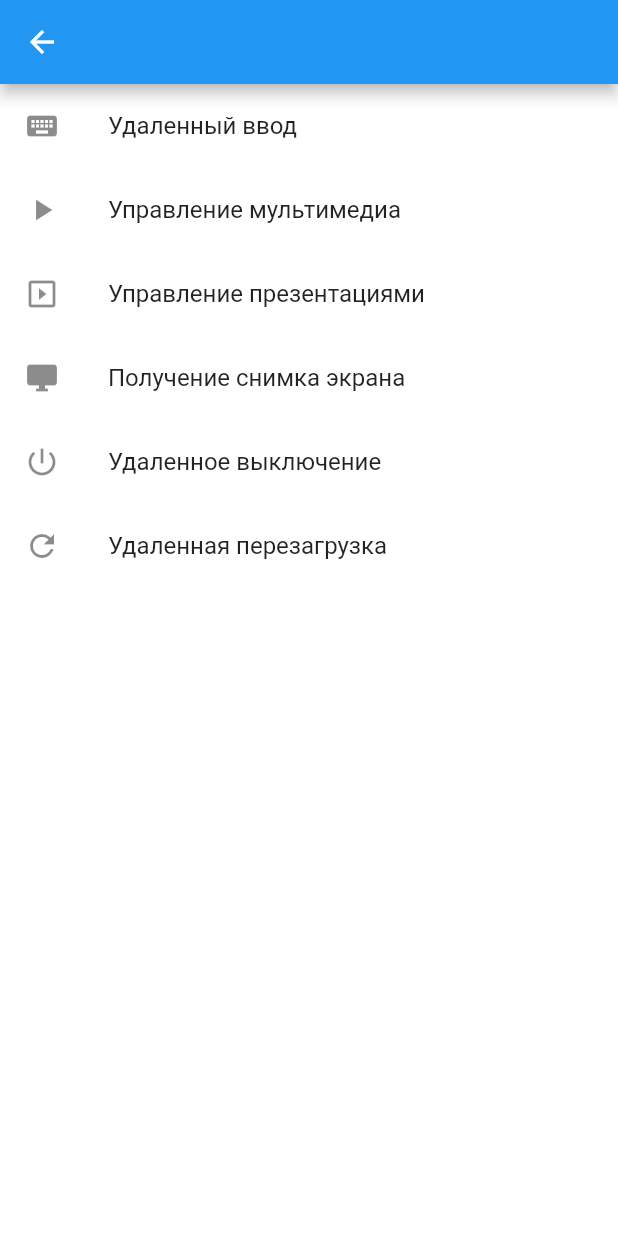
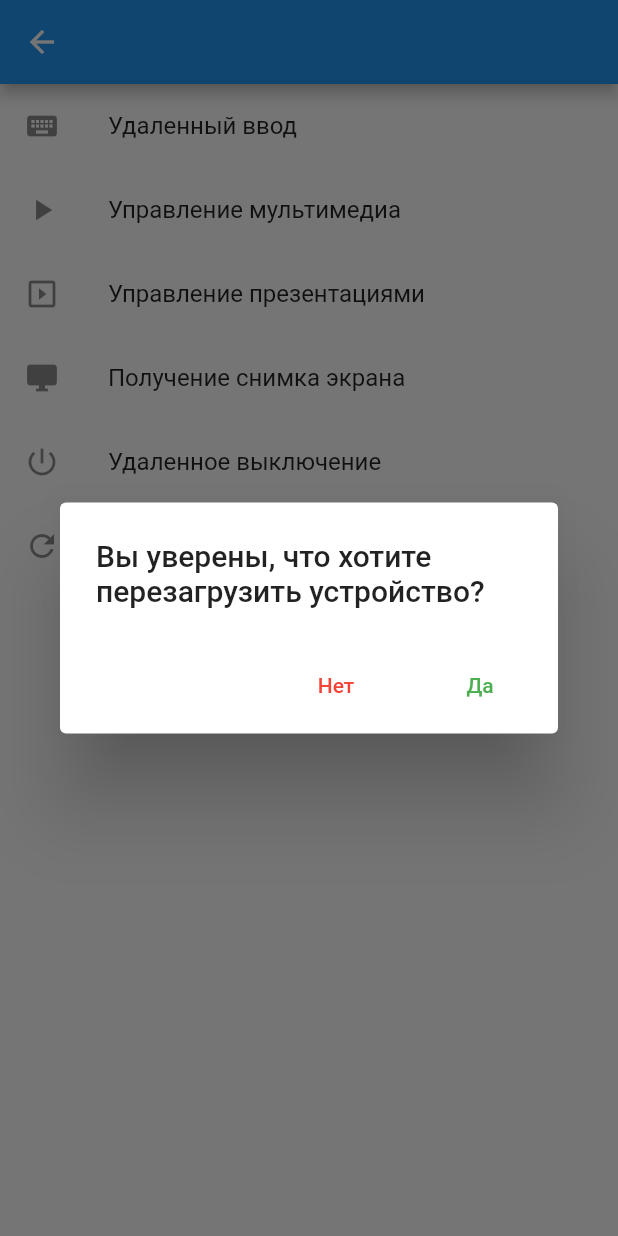
Before and after one commit to airy-connect/mobile-application, a Flutter app: the DevicePage screen opened directly with empty values, after a tap on "Удаленная перезагрузка", on a phone screen of 412 x 824 dp. Run offline on Flutter 3.47's test engine with Material 2 defaults, Android fonts, the phone set to English and light mode, and no system bars; our stand-ins replace convert, shared_preferences; accounts and stored records are empty; network calls fail; statements that could not run were skipped.

Commit message:
Add `RemoteRestartPlugin` design

```diff
--- a/lib/widgets/plugins/remote_restart_plugin.dart
+++ b/lib/widgets/plugins/remote_restart_plugin.dart
@@ -7,7 +7,28 @@ class RemoteRestartPlugin extends Plugin {
     return new ListTile(
       leading: new Icon(Icons.refresh),
       title: const Text("Удаленная перезагрузка"),
-      onTap: () {},
+      onTap: () {
+        showDialog(
+          context: context,
+          builder: (context) {
+            return new AlertDialog(
+              title: Text('Вы уверены, что хотите перезагрузить устройство?'),
+              actions: <Widget>[
+                MaterialButton(
+                  child: Text('Нет'),
+                  onPressed: () {},
+                  textColor: Colors.red,
+                ),
+                MaterialButton(
+                  child: Text('Да'),
+                  onPressed: () {},
+                  textColor: Colors.green,
+                ),
+              ],
+            );
+          },
+        );
+      },
     );
   }
 }
```
